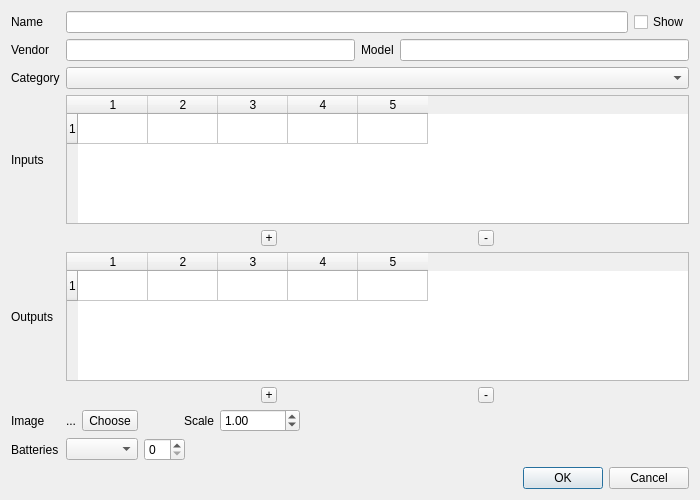
The window that deviceproperties.ui (uliss/patch_scene) describes before a commit, drawn with Qt 5.
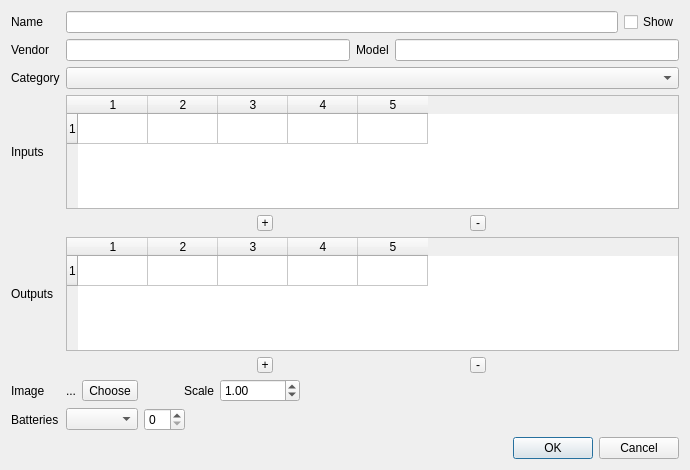
The same window after the commit.

Diff of the .ui file:
```diff
--- a/deviceproperties.ui
+++ b/deviceproperties.ui
@@ -6,8 +6,8 @@
    <rect>
     <x>0</x>
     <y>0</y>
-    <width>700</width>
-    <height>500</height>
+    <width>690</width>
+    <height>470</height>
    </rect>
   </property>
   <property name="windowTitle">
@@ -95,6 +95,12 @@
      </item>
      <item row="3" column="1">
       <widget class="QTableWidget" name="inlets">
+       <property name="minimumSize">
+        <size>
+         <width>600</width>
+         <height>100</height>
+        </size>
+       </property>
        <property name="sizeAdjustPolicy">
         <enum>QAbstractScrollArea::AdjustToContents</enum>
        </property>
@@ -181,6 +187,12 @@
      </item>
      <item row="5" column="1">
       <widget class="QTableWidget" name="outlets">
+       <property name="minimumSize">
+        <size>
+         <width>600</width>
+         <height>100</height>
+        </size>
+       </property>
        <property name="sizeAdjustPolicy">
         <enum>QAbstractScrollArea::AdjustToContents</enum>
        </property>
```
